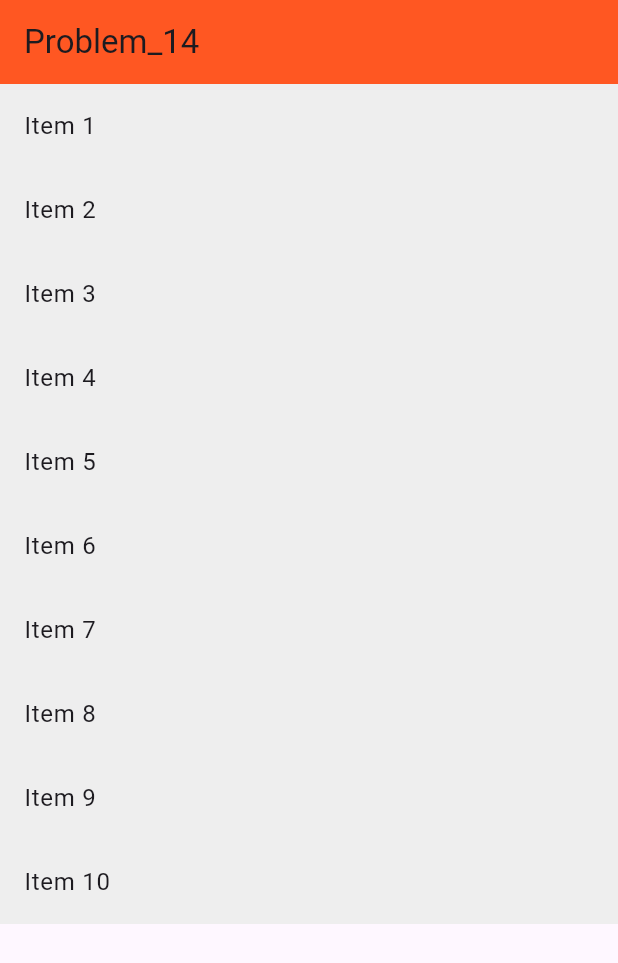
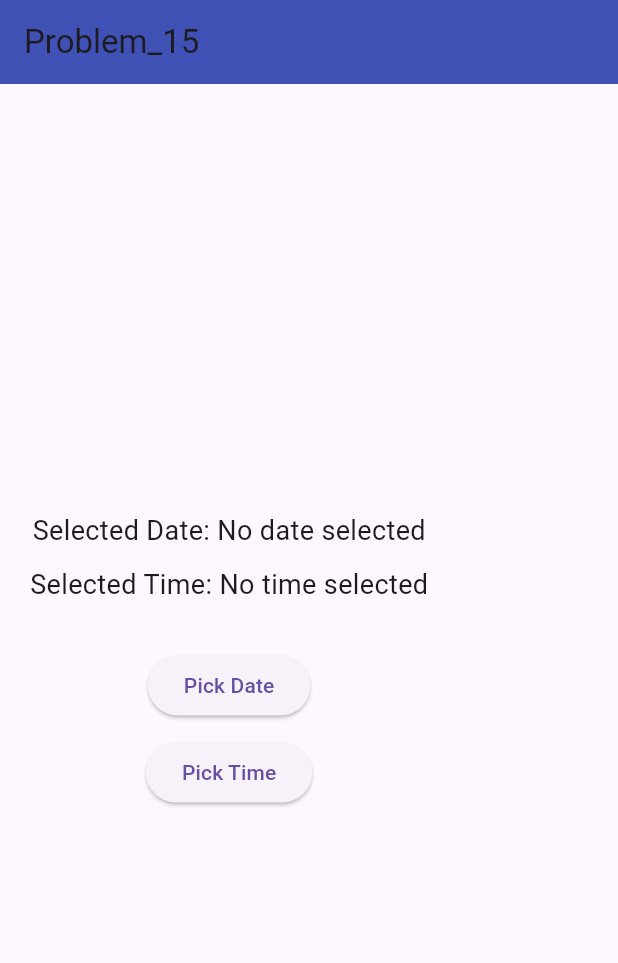
Before and after one commit to momen162/flutterTrackerLab, a Flutter app: the screen it shows after launch, on a phone screen of 412 x 824 dp. Shown: the top 963 px of the screen. Run offline on Flutter 3.47's test engine with Material 3 defaults, Android fonts, the phone set to English and light mode, and no system bars.

Commit message:
Problem15

```diff
--- a/lib/main.dart
+++ b/lib/main.dart
@@ -13,6 +13,7 @@ import 'problem_11.dart';
 import 'problem_12.dart';
 import 'problem_13.dart';
 import 'problem_14.dart';
+import 'problem_15.dart';
 
 
 void main() {
@@ -39,7 +40,8 @@ class MyApp extends StatelessWidget {
         //Problem_11(),
         //Problem_12(),
         //Problem_13(),
-        Problem_14(),
+        //Problem_14(),
+        Problem_15(),
     );
   }
 }
--- /dev/null
+++ b/lib/problem_15.dart
@@ -0,0 +1,80 @@
+import 'package:flutter/material.dart';
+
+class Problem_15 extends StatefulWidget {
+  const Problem_15({super.key});
+
+  @override
+  State<Problem_15> createState() => _Problem_15State();
+}
+
+class _Problem_15State extends State<Problem_15> {
+  DateTime? selectedDate;
+  TimeOfDay? selectedTime;
+
+  Future<void> _pickDate() async {
+    final DateTime? picked = await showDatePicker(
+      context: context,
+      initialDate: selectedDate ?? DateTime.now(),
+      firstDate: DateTime(2000),
+      lastDate: DateTime(2100),
+    );
+    if (picked != null) {
+      setState(() {
+        selectedDate = picked;
+      });
+    }
+  }
+
+  Future<void> _pickTime() async {
+    final TimeOfDay? picked = await showTimePicker(
+      context: context,
+      initialTime: selectedTime ?? TimeOfDay.now(),
+    );
+    if (picked != null) {
+      setState(() {
+        selectedTime = picked;
+      });
+    }
+  }
+
+  @override
+  Widget build(BuildContext context) {
+    String dateText = selectedDate != null
+        ? '${selectedDate!.year}-${selectedDate!.month}-${selectedDate!.day}'
+        : 'No date selected';
+
+    String timeText = selectedTime != null
+        ? '${selectedTime!.hour}:${selectedTime!.minute.toString().padLeft(2, '0')}'
+        : 'No time selected';
+
+    return Scaffold(
+      appBar: AppBar(
+        title: const Text('Problem_15'),
+        backgroundColor: Colors.indigo,
+      ),
+      body: Padding(
+        padding: const EdgeInsets.all(20.0),
+        child: Column(
+          mainAxisAlignment: MainAxisAlignment.center,
+          children: [
+            Text('Selected Date: $dateText',
+                style: const TextStyle(fontSize: 18)),
+            const SizedBox(height: 10),
+            Text('Selected Time: $timeText',
+                style: const TextStyle(fontSize: 18)),
+            const SizedBox(height: 30),
+            ElevatedButton(
+              onPressed: _pickDate,
+              child: const Text('Pick Date'),
+            ),
+            const SizedBox(height: 10),
+            ElevatedButton(
+              onPressed: _pickTime,
+              child: const Text('Pick Time'),
+            ),
+          ],
+        ),
+      ),
+    );
+  }
+}
```
